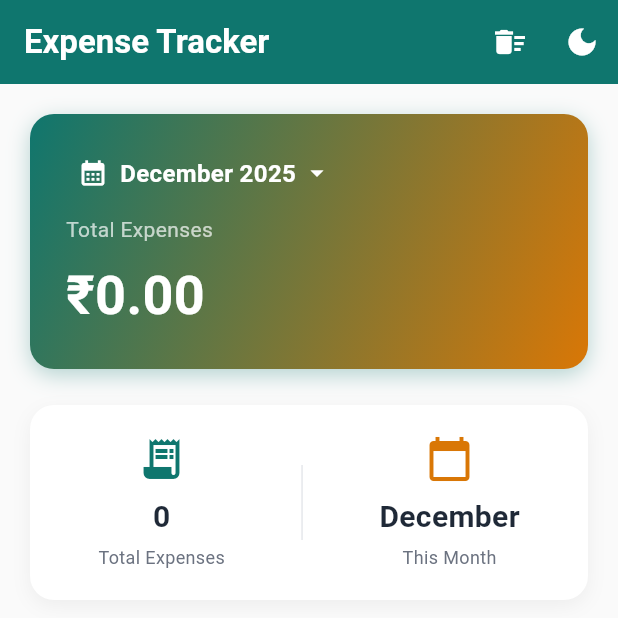
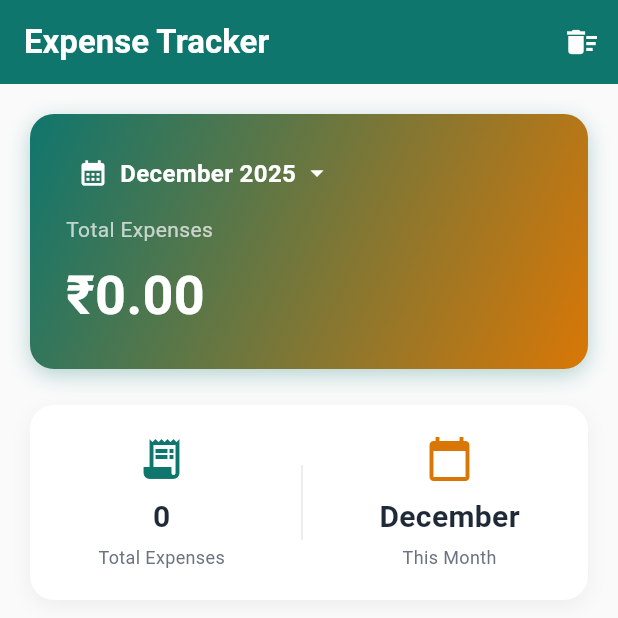
Before and after one commit to abrar-0020/Expense_Tracker, a Flutter app: the screen it shows after launch, on a phone screen of 412 x 824 dp, the top half of it. Run offline on Flutter 3.47's test engine with Material 3 defaults, Android fonts, the phone set to English and light mode, and no system bars; our stand-ins replace fl_chart, shared_preferences, sqflite; accounts and stored records are empty.

Commit message:
Add APK download link and remove dark mode functionality

```diff
--- a/lib/main.dart
+++ b/lib/main.dart
@@ -1,9 +1,7 @@
 import 'package:flutter/material.dart';
 import 'package:flutter/services.dart';
-import 'package:provider/provider.dart';
 import 'screens/home_screen.dart';
 import 'utils/constants.dart';
-import 'utils/theme_provider.dart';
 
 void main() {
   // Ensure Flutter is initialized
@@ -15,12 +13,7 @@ void main() {
     DeviceOrientation.portraitDown,
   ]);
 
-  runApp(
-    ChangeNotifierProvider(
-      create: (_) => ThemeProvider(),
-      child: const MyApp(),
-    ),
-  );
+  runApp(const MyApp());
 }
 
 class MyApp extends StatelessWidget {
@@ -178,17 +171,11 @@ class MyApp extends StatelessWidget {
 
   @override
   Widget build(BuildContext context) {
-    return Consumer<ThemeProvider>(
-      builder: (context, themeProvider, child) {
-        return MaterialApp(
-          title: 'Expense Tracker',
-          debugShowCheckedModeBanner: false,
-          theme: _buildLightTheme(),
-          darkTheme: _buildDarkTheme(),
-          themeMode: themeProvider.isDarkMode ? ThemeMode.dark : ThemeMode.light,
-          home: const HomeScreen(),
-        );
-      },
+    return MaterialApp(
+      title: 'Expense Tracker',
+      debugShowCheckedModeBanner: false,
+      theme: _buildLightTheme(),
+      home: const HomeScreen(),
     );
   }
 }
--- a/lib/screens/home_screen.dart
+++ b/lib/screens/home_screen.dart
@@ -1,9 +1,7 @@
 import 'package:flutter/material.dart';
-import 'package:provider/provider.dart';
 import '../services/expense_service.dart';
 import '../utils/constants.dart';
 import '../utils/format_utils.dart';
-import '../utils/theme_provider.dart';
 import 'add_expense_screen.dart';
 import 'view_expenses_screen.dart';
 import 'summary_screen.dart';
@@ -181,7 +179,6 @@ class _HomeScreenState extends State<HomeScreen> {
 
   @override
   Widget build(BuildContext context) {
-    final isDarkMode = context.watch<ThemeProvider>().isDarkMode;
     final theme = Theme.of(context);
 
     return Scaffold(
@@ -204,16 +201,6 @@ class _HomeScreenState extends State<HomeScreen> {
             ),
             tooltip: 'Clear All Expenses',
             onPressed: _clearAllExpenses,
-          ),
-          IconButton(
-            icon: Icon(
-              isDarkMode ? Icons.light_mode : Icons.dark_mode,
-              color: Colors.white,
-            ),
-            tooltip: isDarkMode ? 'Light Mode' : 'Dark Mode',
-            onPressed: () {
-              context.read<ThemeProvider>().toggleTheme();
-            },
           ),
         ],
       ),
```
Also changed, not shown: 1 other file.
